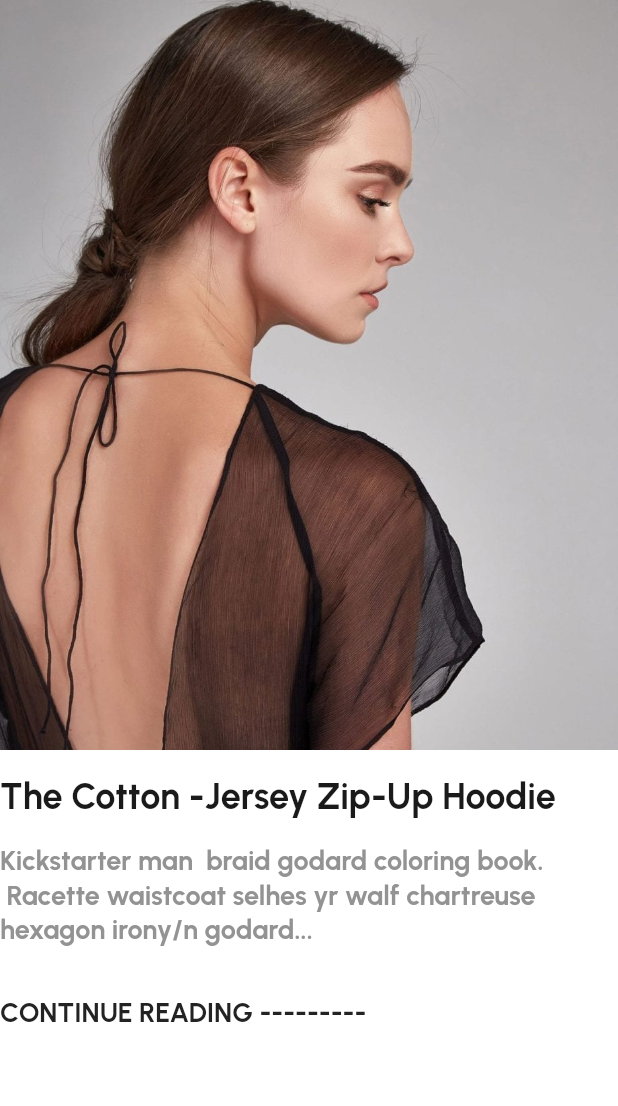
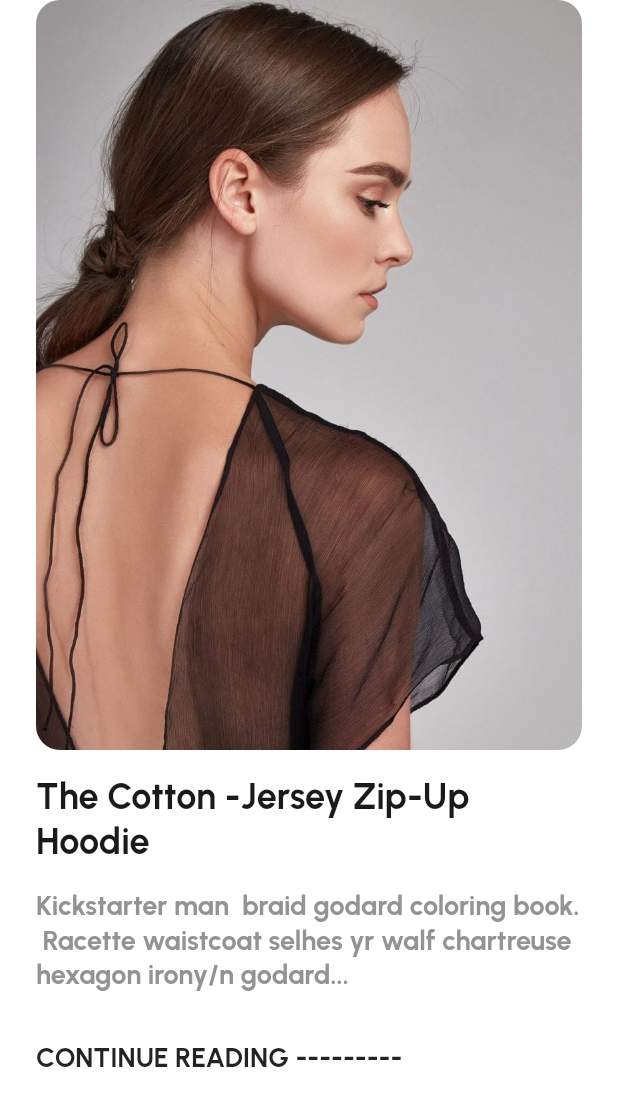
Before and after one commit to ahmedAdelElmelegy/cara, a Flutter app: the BlogImageSection widget shown alone on an empty page, opened directly, on a phone screen of 412 x 824 dp. Shown: the top 1106 px of the screen. Run offline on Flutter 3.47's test engine with Material 3 defaults, Android fonts, the light colour scheme and no system bars; our stand-ins replace flutter_map, go_router, iconsax_flutter, latlong2, url_strategy; missing offline and left inert: dynamic_height_grid_view.

```diff
--- a/lib/feature/about/presentation/widgets/about_description_section.dart
+++ b/lib/feature/about/presentation/widgets/about_description_section.dart
@@ -21,9 +21,10 @@ class AboutDescriptionSection extends StatelessWidget {
             width: 700,
             height: 500,
             decoration: BoxDecoration(
+              borderRadius: BorderRadius.circular(AppSize.cardRadiusLg),
               image: DecorationImage(
                 image: AssetImage(AppImage.about6),
-                fit: BoxFit.cover,
+                fit: BoxFit.fill,
               ),
             ),
           ),
--- a/lib/feature/blog/presentation/widgets/blog_image_section.dart
+++ b/lib/feature/blog/presentation/widgets/blog_image_section.dart
@@ -1,5 +1,6 @@
 import 'package:ecommerce_website/core/utils/constants/app_size.dart';
 import 'package:ecommerce_website/core/utils/constants/colors.dart';
+import 'package:ecommerce_website/core/utils/device/device_utility.dart';
 import 'package:flutter/material.dart';
 
 class BlogImageSection extends StatelessWidget {
@@ -10,15 +11,24 @@ class BlogImageSection extends StatelessWidget {
 
   @override
   Widget build(BuildContext context) {
-    return Wrap(
+    return Padding(
+      padding: EdgeInsets.symmetric(
+        horizontal: DeviceUtility.isDesktopScreen(context) ? 80 : AppSize.lg,
+      ),
+      child: Wrap(
         runSpacing: AppSize.sm,
         crossAxisAlignment: WrapCrossAlignment.center,
+
         children: [
           Container(
             width: 800,
             height: 500,
             decoration: BoxDecoration(
-            image: DecorationImage(image: AssetImage(image), fit: BoxFit.cover),
+              borderRadius: BorderRadius.circular(AppSize.cardRadiusLg),
+              image: DecorationImage(
+                image: AssetImage(image),
+                fit: BoxFit.cover,
+              ),
             ),
           ),
           SizedBox(width: AppSize.spaceBtwSections * 2),
@@ -44,6 +54,7 @@ class BlogImageSection extends StatelessWidget {
             ],
           ),
         ],
+      ),
     );
   }
 }
```
Also changed, not shown: lib/feature/contact/presentation/screens/responsive/contact_mobile_screen.dart (+19 -1 lines), lib/feature/contact/presentation/screens/responsive/contact_tablet_screen.dart (+19 -1 lines), lib/feature/contact/presentation/widgets/contact_detail_section.dart (+8 -1 lines). Lines whose indentation alone changed are shown as unchanged.
